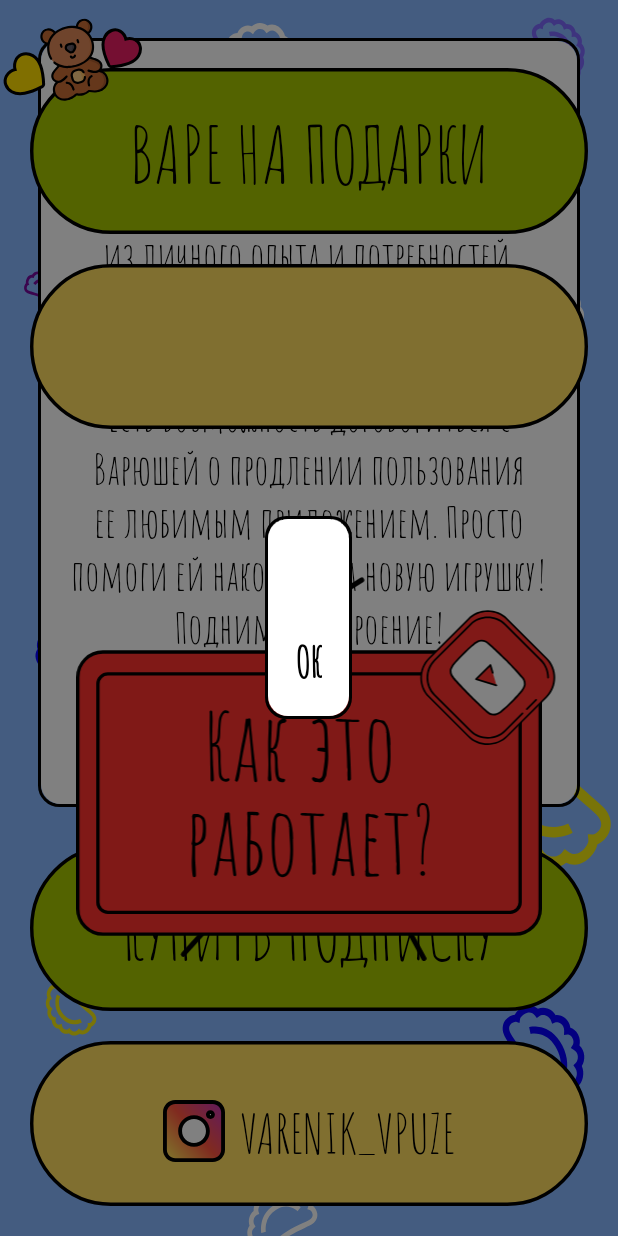
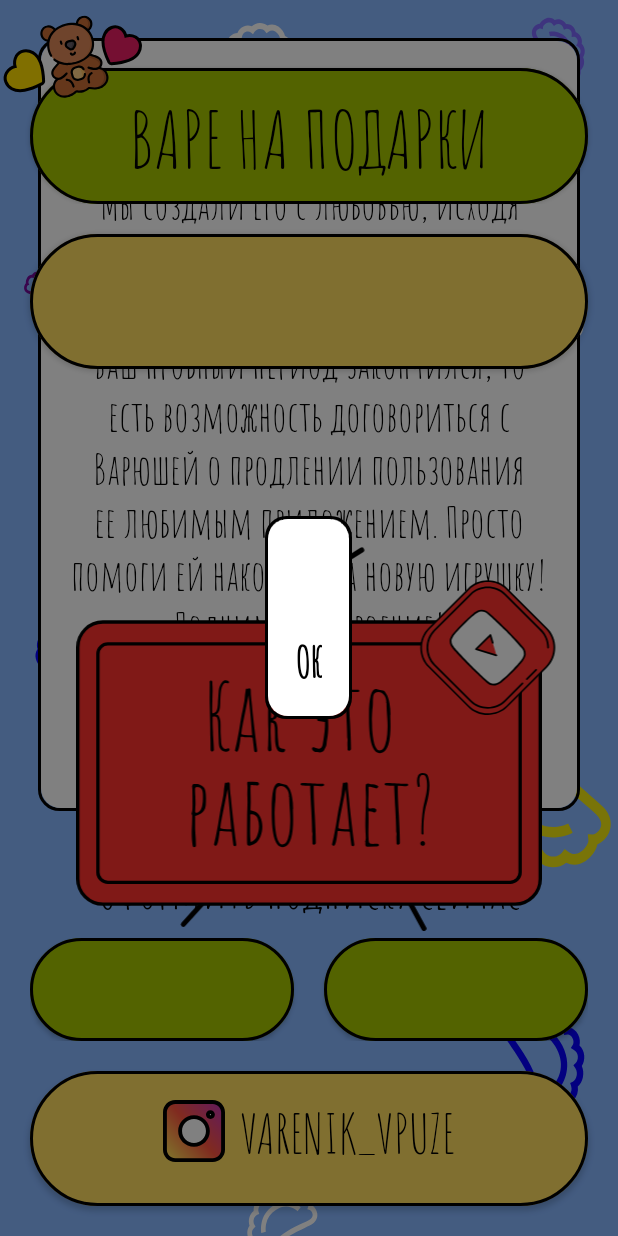
Before and after one commit to kair32/Not-Press, an Android app: the fragment PayFragment placed in its activity, on a phone screen of 412 x 824 dp. Run offline under Robolectric (Android 15) with nearby library versions, the phone set to English and light mode, and no system bars; our stand-ins replace data binding; libraries missing offline, so code that uses them is left out: com.android.billingclient; 9 statements that could not run were skipped.

Commit message:
added year subsctiption

```diff
--- a/app/src/main/java/com/aks/notpress/ui/pay/PayViewModel.kt
+++ b/app/src/main/java/com/aks/notpress/ui/pay/PayViewModel.kt
@@ -7,29 +7,32 @@ import com.aks.notpress.utils.PreferencesBasket
 import com.aks.notpress.utils.ViewModelBase
 
 interface PayViewModel: FragmentViewModel{
+    val textSubMonth: LiveData<String>
+    val textSubYear: LiveData<String>
     val daySubscription: LiveData<Int>
     val isFreeDayVisible: LiveData<Boolean>
     val isHaveSubscription: LiveData<Boolean>
 
-    fun onBaySubscription()
+    fun onBaySubMonth()
+    fun onBaySubYear()
     fun onFreeDays()
 }
 
 class PayViewModelImpl(
     private val preferencesBasket: PreferencesBasket
 ): ViewModelBase(),PayViewModel{
-
     override val isHaveSubscription = preferencesBasket.isHaveSubscription
     override val daySubscription = MutableLiveData(preferencesBasket.getSubscriptionDay())
     override val isFreeDayVisible = preferencesBasket.isSubscription
 
+    override val textSubMonth = preferencesBasket.textSubMonth
+    override val textSubYear = preferencesBasket.textSubYear
     init {
         preferencesBasket.billing()
     }
 
-    override fun onBaySubscription() {
-        preferencesBasket.launchBillingMonth()
-    }
+    override fun onBaySubMonth() = preferencesBasket.launchBillingMonth()
+    override fun onBaySubYear() = preferencesBasket.launchBillingYear()
 
     override fun onFreeDays() {
         preferencesBasket.setIsSubscription()
--- a/app/src/main/java/com/aks/notpress/utils/PreferenceUtill.kt
+++ b/app/src/main/java/com/aks/notpress/utils/PreferenceUtill.kt
@@ -6,6 +6,7 @@ import android.content.SharedPreferences
 import android.util.Log
 import androidx.lifecycle.LiveData
 import androidx.lifecycle.MutableLiveData
+import com.aks.notpress.R
 import com.android.billingclient.api.*
 
 interface Preference{
@@ -13,7 +14,6 @@ interface Preference{
     fun setPassword(list: List<Boolean>)
 
     fun getSubscriptionDay(): Int
-    //fun getIsSubscription(): Boolean
     val isSubscription: LiveData<Boolean>
     fun setIsSubscription()
 
@@ -24,6 +24,8 @@ interface Preference{
     fun clearPreference()
 
     //billing
+    val textSubMonth: LiveData<String>
+    val textSubYear: LiveData<String>
     fun billing()
     fun launchBillingMonth()
     fun launchBillingYear()
@@ -36,6 +38,8 @@ class PreferencesBasket(private val activity: Activity): Preference{
         .enablePendingPurchases()
         .setListener(::onPurchasesUpdated)
         .build()
+    override var textSubMonth = MutableLiveData<String>(activity.getString(R.string.month_subscription))
+    override var textSubYear = MutableLiveData<String>(activity.getString(R.string.year_subscription))
 
     override val isSubscription = MutableLiveData<Boolean>(getIsSubscription())
     override val isHaveSubscription = MutableLiveData<Boolean>(getHaveSubscription())
@@ -125,6 +129,7 @@ class PreferencesBasket(private val activity: Activity): Preference{
             }
             override fun onBillingServiceDisconnected() {
                 Log.d(tag, "error")
+                setHaveSubscription(false)
                 //сюда мы попадем если что-то пойдет не так
             }
         })
@@ -140,6 +145,9 @@ class PreferencesBasket(private val activity: Activity): Preference{
             Log.d(tag,"queryS $responseCode, $skuDetailsList")
             for (skuDetails in skuDetailsList)
                 mSkuDetailsMap[skuDetails.sku] = skuDetails
+
+            mSkuDetailsMap[BILLING_MONTH]?.price?.let { textSubMonth.value = it }
+            mSkuDetailsMap[BILLING_YEAR]?.price?.let { textSubYear.value  =  it}
         }
     }
     private fun queryPurchases(): List<Purchase?>? = billingClient.queryPurchases(BillingClient.SkuType.SUBS).purchasesList
--- a/app/src/main/res/drawable/help_button_background.xml
+++ b/app/src/main/res/drawable/help_button_background.xml
@@ -1,9 +1,13 @@
-<vector xmlns:android="http://schemas.android.com/apk/res/android"
-    android:width="325dp"
-    android:height="94dp"
-    android:viewportWidth="325"
-    android:viewportHeight="94">
-  <path
-      android:pathData="M1,47C1,21.595 21.595,1 47,1H278C303.405,1 324,21.595 324,47C324,72.405 303.405,93 278,93H47C21.595,93 1,72.405 1,47Z"
-      android:fillColor="#A4C400"/>
-</vector>
+<?xml version="1.0" encoding="utf-8"?>
+<layer-list xmlns:android="http://schemas.android.com/apk/res/android">
+  <item
+      android:id="@+id/button_background">
+    <shape
+        android:shape="rectangle">
+      <solid
+          android:color="@color/colorGreen"/>
+      <corners android:radius="@dimen/border_radius"/>
+    </shape>
+  </item>
+
+</layer-list>
--- a/app/src/main/res/drawable/help_button_stroke.xml
+++ b/app/src/main/res/drawable/help_button_stroke.xml
@@ -1,10 +1,11 @@
-<vector xmlns:android="http://schemas.android.com/apk/res/android"
-    android:width="325dp"
-    android:height="94dp"
-    android:viewportWidth="325"
-    android:viewportHeight="94">
-    <path
-        android:pathData="M1,47C1,21.595 21.595,1 47,1H278C303.405,1 324,21.595 324,47C324,72.405 303.405,93 278,93H47C21.595,93 1,72.405 1,47Z"
-        android:strokeWidth="2"
-        android:strokeColor="#000000"/>
-</vector>
+<?xml version="1.0" encoding="utf-8"?>
+<layer-list xmlns:android="http://schemas.android.com/apk/res/android">
+    <item>
+        <shape android:shape="rectangle">
+            <stroke
+                android:width="2dp"
+                android:color="@android:color/black"/>
+            <corners android:radius="@dimen/border_radius"/>
+        </shape>
+    </item>
+</layer-list>
--- a/app/src/main/res/layout/fragment_pay.xml
+++ b/app/src/main/res/layout/fragment_pay.xml
@@ -28,19 +28,60 @@
             android:textSize="@dimen/text_28"
             android:text="@string/description_pay"
             app:layout_constraintTop_toTopOf="parent"
-            app:layout_constraintBottom_toTopOf="@+id/bt_pay"/>
+            app:layout_constraintBottom_toTopOf="@+id/ll"/>
 
-        <Button
-            android:id="@+id/bt_pay"
-            style="@style/Button"
-            android:layout_width="0dp"
+        <LinearLayout
+            android:id="@+id/ll"
+            android:orientation="vertical"
+            android:layout_width="match_parent"
             android:layout_height="wrap_content"
             android:layout_margin="@dimen/margin_20"
-            android:text="@string/pay"
-            android:onClick="@{()->viewModel.onBaySubscription()}"
             app:layout_constraintEnd_toEndOf="parent"
             app:layout_constraintStart_toStartOf="parent"
-            app:layout_constraintBottom_toTopOf="@+id/bt_days"/>
+            app:layout_constraintBottom_toTopOf="@+id/bt_days">
+
+            <TextView
+                android:id="@+id/tv_subscription"
+                android:layout_width="match_parent"
+                android:layout_height="match_parent"
+                android:gravity="center_horizontal"
+                android:textColor="@android:color/black"
+                android:textSize="@dimen/text_36"
+                android:text="@string/subscribe_now"/>
+
+            <LinearLayout
+                android:orientation="horizontal"
+                android:layout_width="match_parent"
+                android:layout_height="wrap_content"
+                android:layout_marginTop="@dimen/margin_10">
+
+                <Button
+                    android:id="@+id/bt_pay_month"
+                    style="@style/Button"
+                    android:textSize="@dimen/text_36"
+                    android:layout_width="wrap_content"
+                    android:layout_height="wrap_content"
+                    android:layout_weight="1"
+                    android:layout_marginEnd="@dimen/margin_10"
+                    android:text="@{viewModel.textSubMonth}"
+                    android:onClick="@{()->viewModel.onBaySubMonth()}"
+                    tools:text="@string/month_subscription"/>
+
+                <Button
+                    android:id="@+id/bt_pay_year"
+                    style="@style/Button"
+                    android:textSize="@dimen/text_36"
+                    android:layout_width="wrap_content"
+                    android:layout_height="wrap_content"
+                    android:layout_weight="1"
+                    android:layout_marginStart="@dimen/margin_10"
+                    android:text="@{viewModel.textSubYear}"
+                    android:onClick="@{()->viewModel.onBaySubYear()}"
+                    tools:text="@string/year_subscription"/>
+
+            </LinearLayout>
+
+        </LinearLayout>
 
         <Button
             android:id="@+id/bt_days"
--- a/app/src/main/res/values/dimen.xml
+++ b/app/src/main/res/values/dimen.xml
@@ -10,4 +10,6 @@
     <dimen name="margin_25">25dp</dimen>
     <dimen name="margin_40">40dp</dimen>
     <dimen name="margin_45">45dp</dimen>
+
+    <dimen name="border_radius">50dp</dimen>
 </resources>
--- a/app/src/main/res/values/strings.xml
+++ b/app/src/main/res/values/strings.xml
@@ -13,6 +13,9 @@
     <string name="just_little">Осталось совсем чуть-чуть</string>
     <string name="warning_permission">Для работы приложения необходимо получить разрешение</string>
     <string name="error_subscription">Подписка закончилась. Пожалуйста продлите подписку</string>
+    <string name="subscribe_now">Оформить подписку сейчас</string>
+    <string name="month_subscription">99 р/месяц</string>
+    <string name="year_subscription">990 р/год</string>
     <string name="description_pay">Если вы здесь, значит успели опробовать наше чудесное приложение.
         Мы создали его с любовью, исходя из личного опыта и потребностей.
         Нам оно кажется идеальным!
--- a/app/src/main/res/values/styles.xml
+++ b/app/src/main/res/values/styles.xml
@@ -13,7 +13,7 @@
     <style name="Button">
         <item name="android:background">@drawable/ic_button</item>
         <item name="android:gravity">center</item>
-        <item name="android:padding">@dimen/margin_20</item>
+        <item name="android:padding">@dimen/margin_10</item>
         <item name="android:lines">1</item>
         <item name="android:ellipsize">end</item>
         <item name="android:textSize">@dimen/text_52</item>
```
